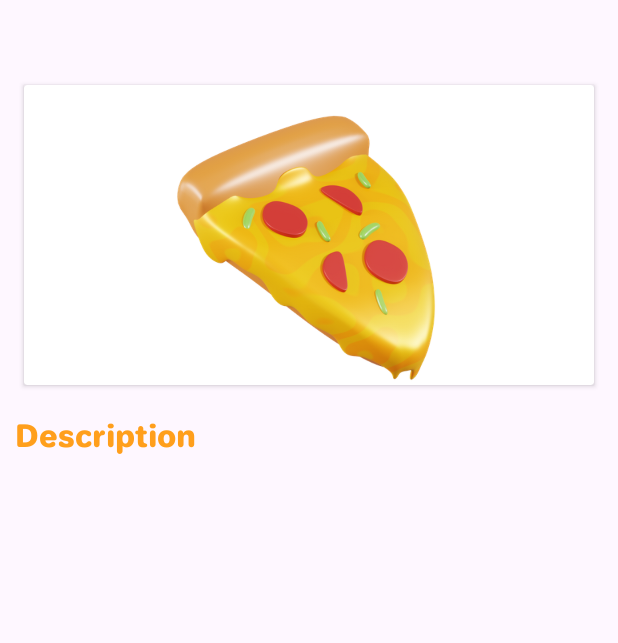
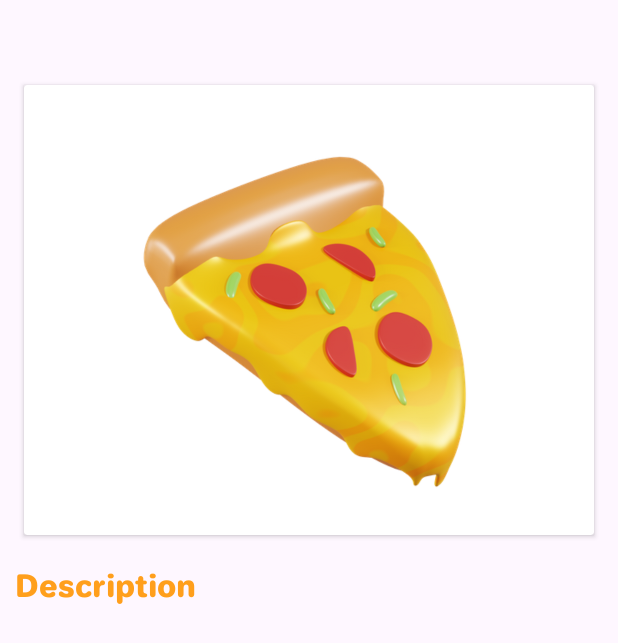
Before and after one commit to ThePrince047/ListView-In-Android, an Android app: the detailedActivity screen opened directly, with no data from a screen before it, on a phone screen of 412 x 824 dp. Shown: the top 643 px of the screen. Run offline under Robolectric (Android 15) with nearby library versions, the phone set to English and light mode, and no system bars.

Commit message:
App Finished

```diff
--- a/app/src/main/res/layout/activity_detailed.xml
+++ b/app/src/main/res/layout/activity_detailed.xml
@@ -18,19 +18,20 @@
         android:layout_gravity="center"/>
     <androidx.cardview.widget.CardView
         android:layout_width="380dp"
-        android:layout_height="200dp"
+        android:layout_height="300dp"
         android:id="@+id/cardImage"
         android:layout_marginTop="10dp"
         android:layout_gravity="center"
         >
+
         <ImageView
-            android:layout_width="200dp"
-            android:layout_height="200dp"
             android:id="@+id/detailImage"
+            android:layout_width="250dp"
+            android:layout_height="250dp"
+            android:layout_gravity="center"
             android:layout_marginTop="10dp"
-            android:layout_gravity="center"
-            android:src="@drawable/pizza"
-            android:scaleType="centerCrop"/>
+            android:scaleType="centerCrop"
+            android:src="@drawable/pizza" />
     </androidx.cardview.widget.CardView>
 
 
```
